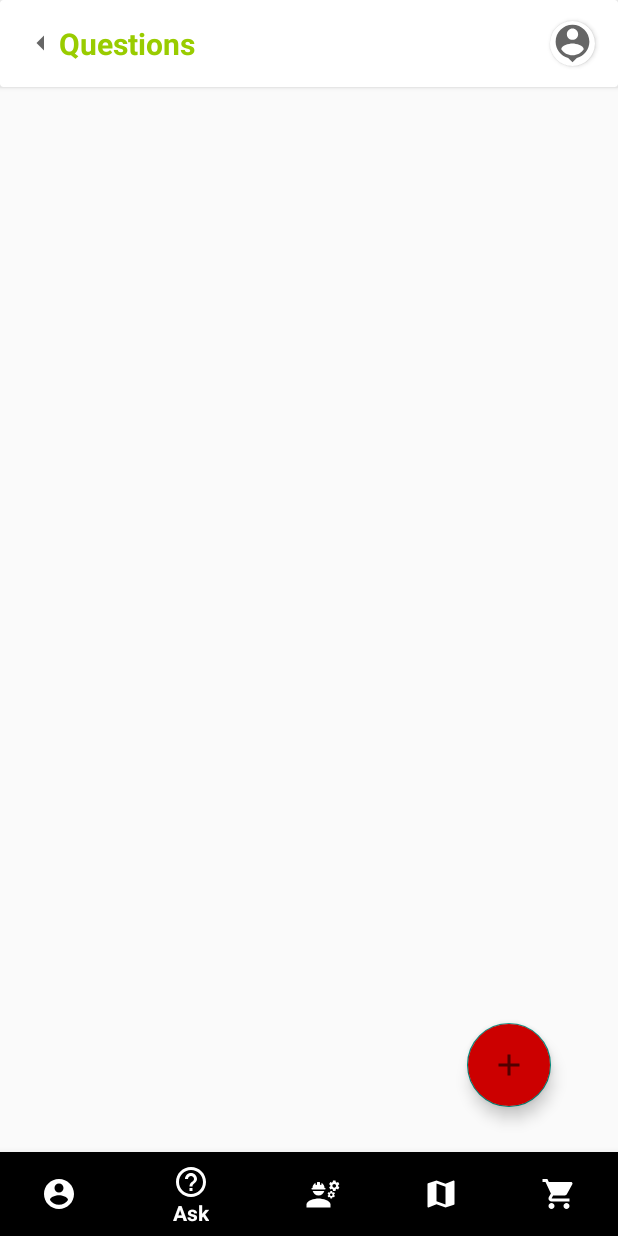
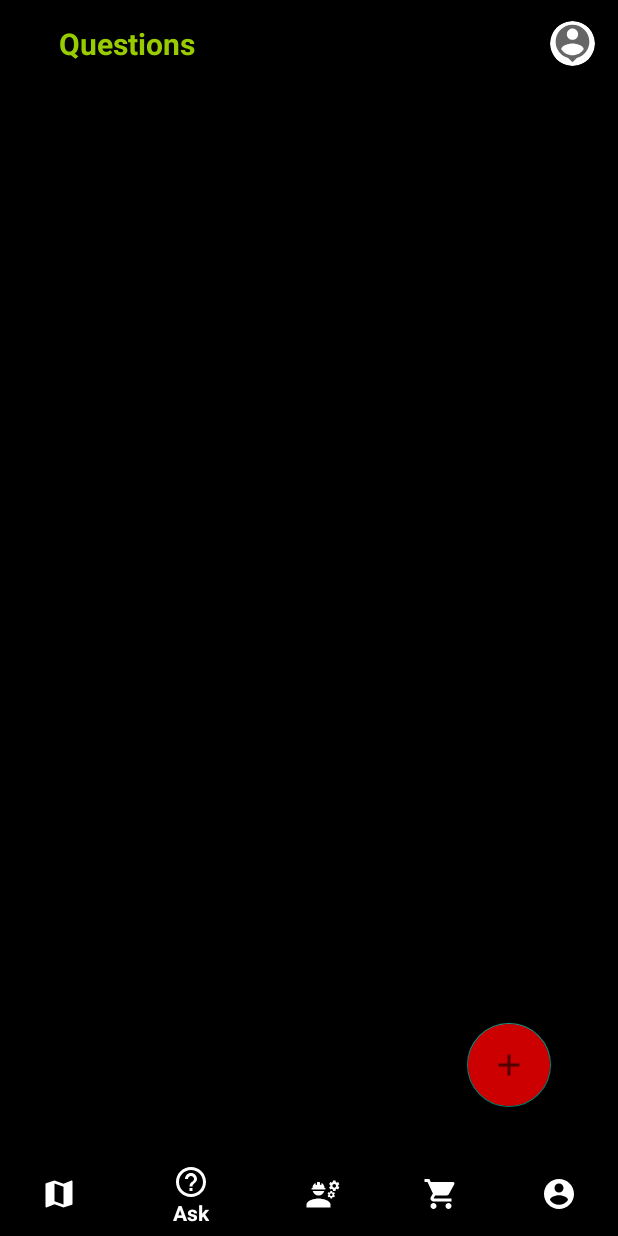
Before and after one commit to DLWickremaratne/SmartFarmer-AndroidAPP, an Android app: the fragment Fragment2 placed in its activity, item 2 of the bottom bar chosen, on a phone screen of 412 x 824 dp. Run offline under Robolectric (Android 15) with nearby library versions, the phone set to English and light mode, and no system bars; our stand-ins replace Firebase (no records; nobody signed in at launch, a user with empty details on screens opened directly), Picasso.

Commit message:
LAYOUTS edit

```diff
--- a/app/src/main/java/com/example/smartfarmerapp/MainActivity.java
+++ b/app/src/main/java/com/example/smartfarmerapp/MainActivity.java
@@ -29,7 +29,7 @@ public class MainActivity extends AppCompatActivity {
         bottomNavigationView.setOnNavigationItemSelectedListener(onNav);
 
         getSupportFragmentManager().beginTransaction().replace(R.id.frame_layout,
-                new Fragment1()).commit();
+                new Fragment4()).commit();
 
 
 
@@ -51,7 +51,7 @@ public class MainActivity extends AppCompatActivity {
                 case R.id.instruction_bottom:
                     selected = new Fragment3();
                     break;
-                case R.id.map_bottom:
+                case R.id.start_bottom:
                     selected = new Fragment4();
                     break;
                 case R.id.store_bottom:
--- a/app/src/main/res/layout/fragment2.xml
+++ b/app/src/main/res/layout/fragment2.xml
@@ -3,12 +3,13 @@
     xmlns:tools="http://schemas.android.com/tools"
     android:layout_width="match_parent"
     android:layout_height="match_parent"
+    android:background="@android:color/black"
     xmlns:app="http://schemas.android.com/apk/res-auto">
 
     <androidx.cardview.widget.CardView
         android:layout_width="match_parent"
         android:layout_height="wrap_content"
-        app:cardBackgroundColor="@android:color/white"
+        app:cardBackgroundColor="@android:color/black"
         tools:ignore="MissingConstraints">
 
         <TextView
--- a/app/src/main/res/menu/bottom_menu.xml
+++ b/app/src/main/res/menu/bottom_menu.xml
@@ -3,10 +3,11 @@
     xmlns:app="http://schemas.android.com/apk/res-auto">
 
 
-    <item android:title="Profile"
-        android:icon="@drawable/ic_baseline_account_circle_24"
+
+    <item android:title="Guide"
+        android:icon="@drawable/ic_baseline_map_24"
         app:showAsAction="always"
-        android:id="@+id/profile_bottom"/>
+        android:id="@+id/start_bottom"/>
 
     <item android:title="Ask"
         android:icon="@drawable/ic_baseline_home_24"
@@ -18,16 +19,19 @@
         app:showAsAction="always"
         android:id="@+id/instruction_bottom"/>
 
-    <item android:title="Map"
-        android:icon="@drawable/ic_baseline_map_24"
-        app:showAsAction="always"
-        android:id="@+id/map_bottom"/>
+
 
     <item android:title="Store"
         android:icon="@drawable/ic_baseline_local_grocery_store_24"
         app:showAsAction="always"
         android:id="@+id/store_bottom"/>
 
+    <item android:title="Profile"
+        android:icon="@drawable/ic_baseline_account_circle_24"
+        app:showAsAction="always"
+        android:id="@+id/profile_bottom"/>
+
+
 
 
 </menu>
```
